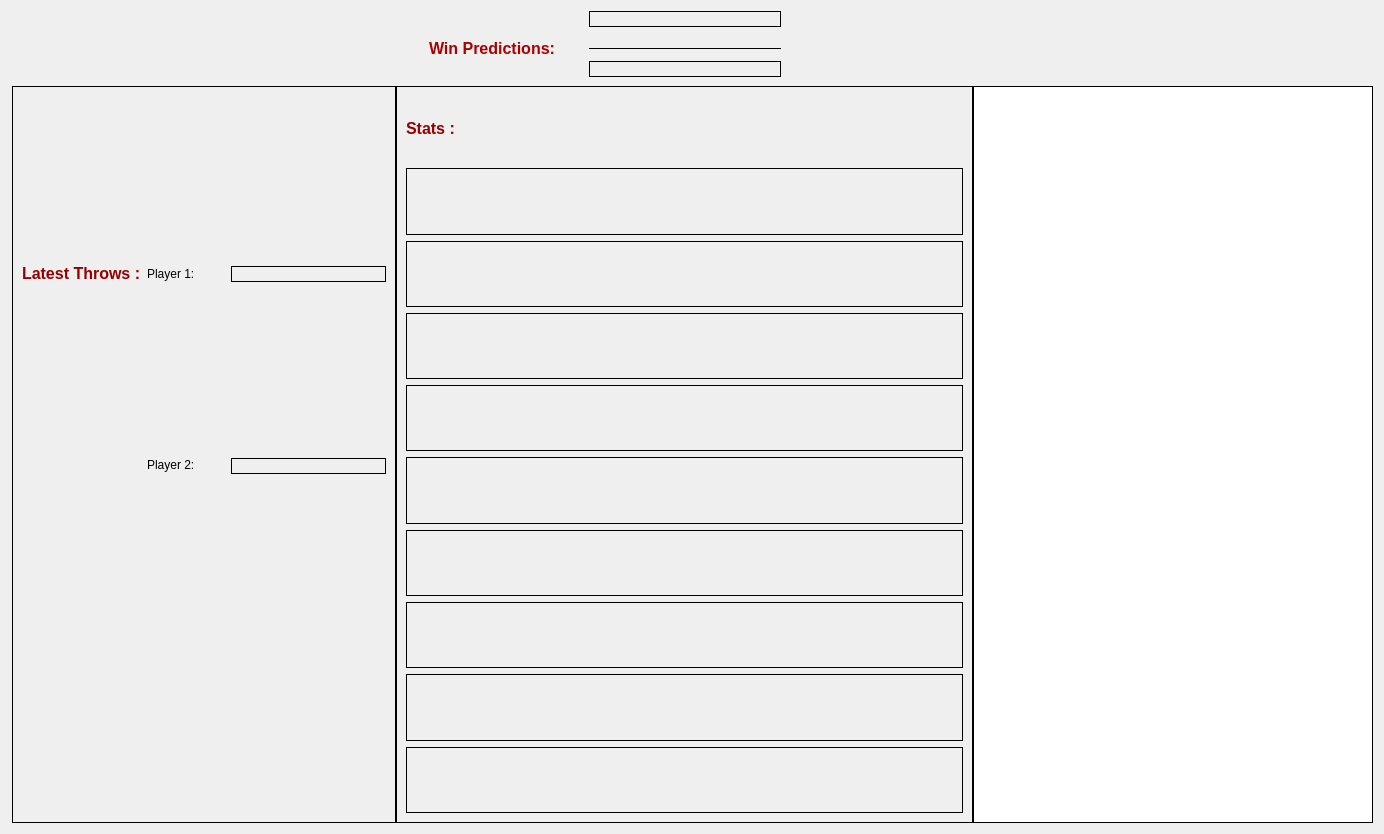
First picture: the form in audienceview.ui, repository dartbois/DartsTheEndIsNigh, before the edit.
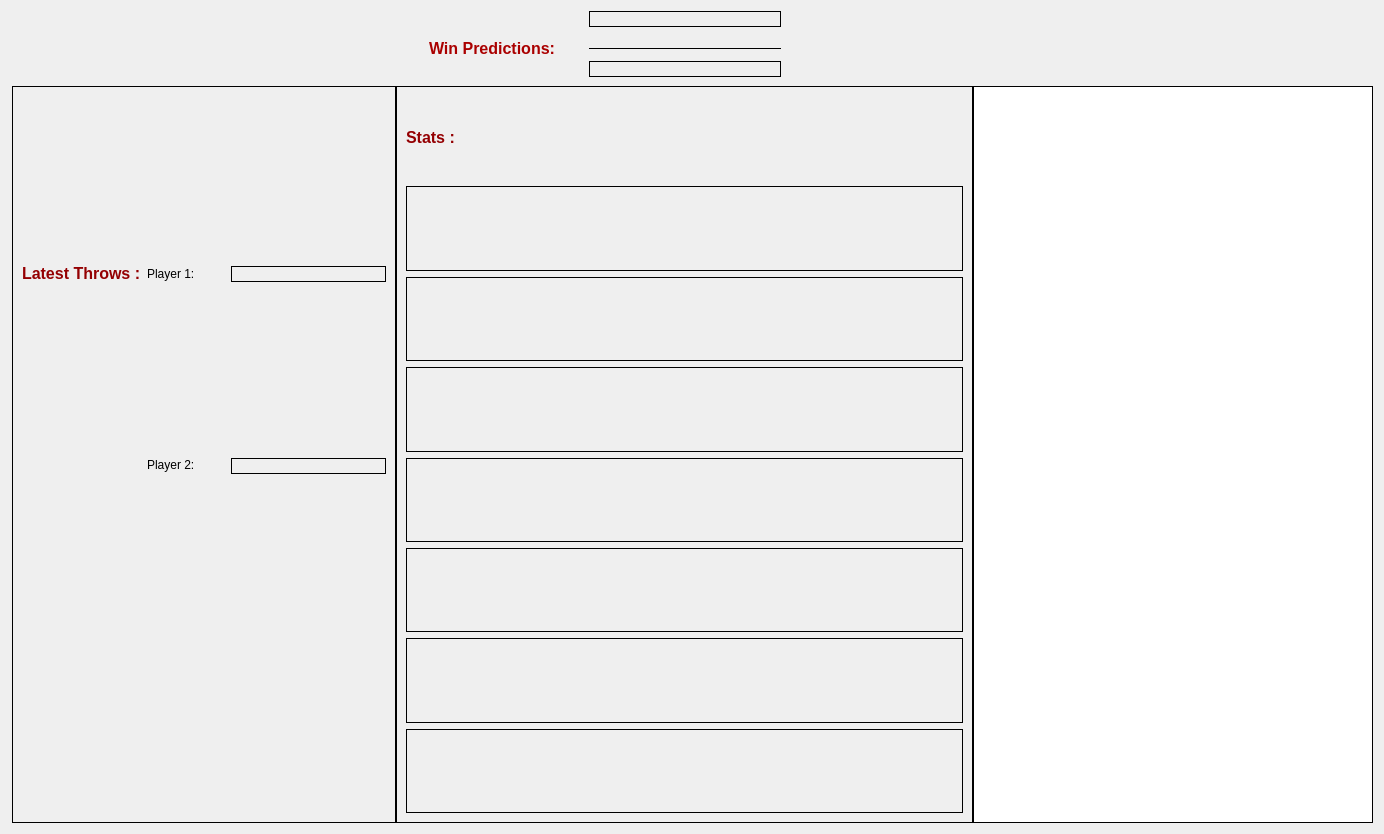
Second picture: the form after the edit. Icons and pictures are not drawn.

Diff of the .ui file:
```diff
--- a/audienceview.ui
+++ b/audienceview.ui
@@ -48,26 +48,6 @@
         </property>
        </widget>
       </item>
-      <item>
-       <widget class="QLabel" name="MatchStats">
-        <property name="frameShape">
-         <enum>QFrame::Box</enum>
-        </property>
-        <property name="text">
-         <string/>
-        </property>
-       </widget>
-      </item>
-      <item>
-       <widget class="QLabel" name="BothP1AndP2Stats">
-        <property name="frameShape">
-         <enum>QFrame::Box</enum>
-        </property>
-        <property name="text">
-         <string/>
-        </property>
-       </widget>
-      </item>
       <item>
        <widget class="QLabel" name="PersonalStats">
         <property name="frameShape">
```
